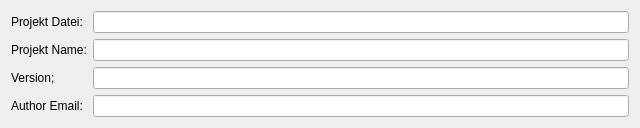
The window that som_gui/module/project/qt/SettingsGeneral.ui (c-mellueh/SOM-Toolkit) describes before a commit, drawn with Qt 5.
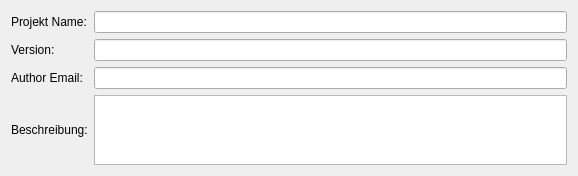
The same window after the commit.

Commit message: add description to Project

```diff
--- a/som_gui/module/project/qt/SettingsGeneral.ui
+++ b/som_gui/module/project/qt/SettingsGeneral.ui
@@ -6,54 +6,54 @@
             <rect>
                 <x>0</x>
                 <y>0</y>
-                <width>640</width>
-                <height>124</height>
+                <width>578</width>
+                <height>173</height>
             </rect>
         </property>
         <property name="windowTitle">
             <string>Form</string>
         </property>
         <layout class="QGridLayout" name="gridLayout">
-            <item row="2" column="1">
+            <item row="1" column="1">
                 <widget class="QLineEdit" name="le_version"/>
             </item>
-            <item row="0" column="1">
-                <widget class="QLineEdit" name="le_filepath"/>
-            </item>
-            <item row="0" column="0">
-                <widget class="QLabel" name="label">
-                    <property name="text">
-                        <string>Projekt Datei:</string>
-                    </property>
-                </widget>
-            </item>
-            <item row="3" column="0">
+            <item row="2" column="0">
                 <widget class="QLabel" name="label_4">
                     <property name="text">
                         <string>Author Email:</string>
                     </property>
                 </widget>
             </item>
-            <item row="2" column="0">
-                <widget class="QLabel" name="label_3">
-                    <property name="text">
-                        <string>Version;</string>
-                    </property>
-                </widget>
-            </item>
-            <item row="3" column="1">
+            <item row="2" column="1">
                 <widget class="QLineEdit" name="le_author_mail"/>
             </item>
-            <item row="1" column="1">
+            <item row="0" column="1">
                 <widget class="QLineEdit" name="le_name"/>
             </item>
             <item row="1" column="0">
+                <widget class="QLabel" name="label_3">
+                    <property name="text">
+                        <string>Version:</string>
+                    </property>
+                </widget>
+            </item>
+            <item row="0" column="0">
                 <widget class="QLabel" name="label_2">
                     <property name="text">
                         <string>Projekt Name:</string>
                     </property>
                 </widget>
             </item>
+            <item row="3" column="0">
+                <widget class="QLabel" name="label">
+                    <property name="text">
+                        <string>Beschreibung:</string>
+                    </property>
+                </widget>
+            </item>
+            <item row="3" column="1">
+                <widget class="QPlainTextEdit" name="le_description"/>
+            </item>
         </layout>
     </widget>
     <resources/>
```
The commit also changes 1 other file.
